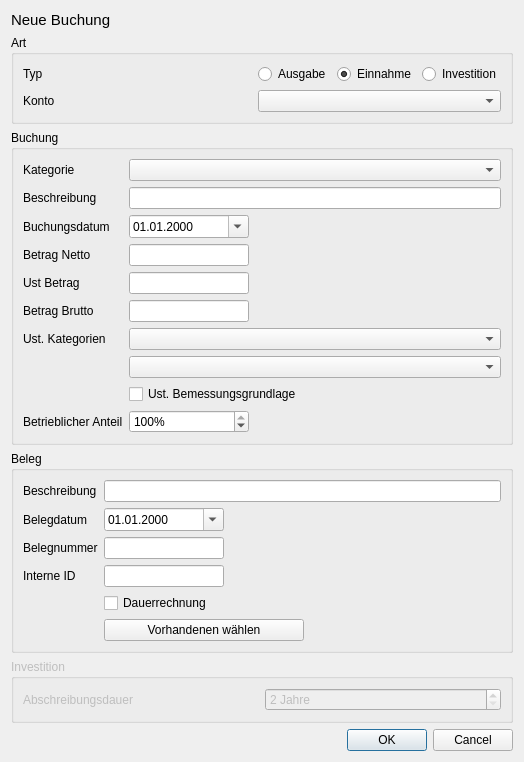
This is entry.ui in lippit/aussackler as Qt 5 draws it before an edit. The edited form follows.
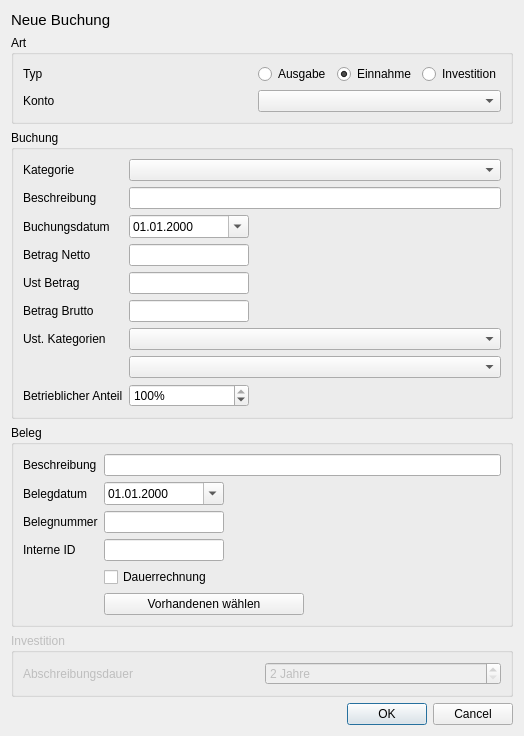
This is the edited form.

Commit message: Fix VAT entry

```diff
--- a/entry.ui
+++ b/entry.ui
@@ -7,7 +7,7 @@
     <x>0</x>
     <y>0</y>
     <width>524</width>
-    <height>720</height>
+    <height>735</height>
    </rect>
   </property>
   <property name="windowTitle">
@@ -140,7 +140,7 @@
         </property>
        </widget>
       </item>
-      <item row="11" column="1">
+      <item row="10" column="1">
        <widget class="QSpinBox" name="chargePercentage">
         <property name="maximumSize">
          <size>
@@ -175,7 +175,7 @@
         </property>
        </widget>
       </item>
-      <item row="11" column="0">
+      <item row="10" column="0">
        <widget class="QLabel" name="label_5">
         <property name="text">
          <string>Betrieblicher Anteil</string>
@@ -243,13 +243,6 @@
         </property>
        </widget>
       </item>
-      <item row="10" column="1">
-       <widget class="QCheckBox" name="vatTaxableBase">
-        <property name="text">
-         <string>Ust. Bemessungsgrundlage</string>
-        </property>
-       </widget>
-      </item>
       <item row="9" column="1">
        <widget class="QComboBox" name="vatCategory2">
         <property name="sizePolicy">
```
Left out of the diff: 1 changed line with no effect on the pictures. The commit also changes 3 other files.
